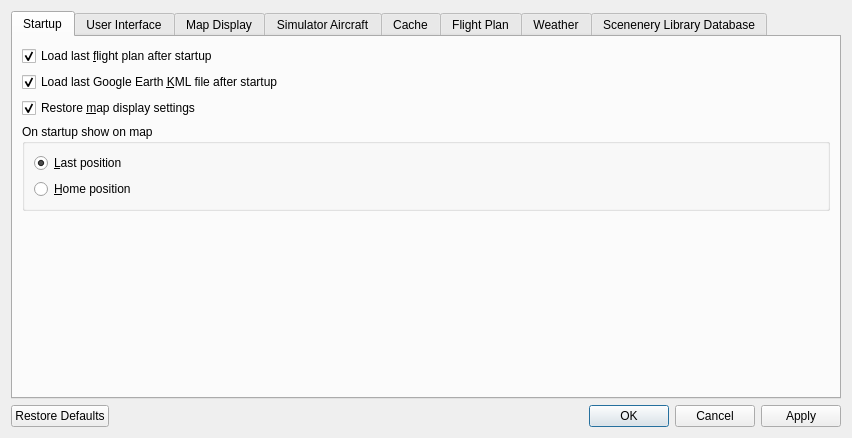
Old version of the form src/options/options.ui in the repository albar965/littlenavmap.
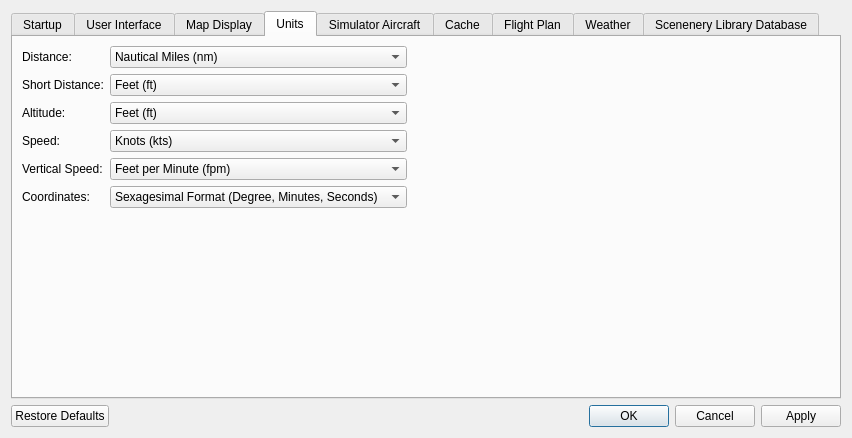
New version of the form. The open tabs and pages were chosen to show the change.

Commit message: Added unit switching class and unit tab in option dialog.

Diff of the .ui file:
```diff
--- a/src/options/options.ui
+++ b/src/options/options.ui
@@ -22,6 +22,9 @@
      <property name="currentIndex">
       <number>0</number>
      </property>
+     <property name="usesScrollButtons">
+      <bool>true</bool>
+     </property>
      <widget class="QWidget" name="tabOptionsStartup">
       <attribute name="title">
        <string>Startup</string>
@@ -507,6 +510,175 @@
        </item>
       </layout>
      </widget>
+     <widget class="QWidget" name="tabOptionsUnit">
+      <attribute name="title">
+       <string>Units</string>
+      </attribute>
+      <layout class="QGridLayout" name="gridLayout_11">
+       <item row="6" column="0">
+        <spacer name="verticalSpacer_5">
+         <property name="orientation">
+          <enum>Qt::Vertical</enum>
+         </property>
+         <property name="sizeHint" stdset="0">
+          <size>
+           <width>20</width>
+           <height>40</height>
+          </size>
+         </property>
+        </spacer>
+       </item>
+       <item row="2" column="0">
+        <widget class="QLabel" name="labelOptionsUnitAlt">
+         <property name="text">
+          <string>Altitude:</string>
+         </property>
+        </widget>
+       </item>
+       <item row="2" column="1">
+        <widget class="QComboBox" name="comboBoxOptionsUnitAlt">
+         <item>
+          <property name="text">
+           <string>Feet (ft)</string>
+          </property>
+         </item>
+         <item>
+          <property name="text">
+           <string>Meter (m)</string>
+          </property>
+         </item>
+        </widget>
+       </item>
+       <item row="2" column="2">
+        <spacer name="horizontalSpacer">
+         <property name="orientation">
+          <enum>Qt::Horizontal</enum>
+         </property>
+         <property name="sizeHint" stdset="0">
+          <size>
+           <width>40</width>
+           <height>20</height>
+          </size>
+         </property>
+        </spacer>
+       </item>
+       <item row="5" column="0">
+        <widget class="QLabel" name="labelOptionsUnitCoords">
+         <property name="text">
+          <string>Coordinates:</string>
+         </property>
+        </widget>
+       </item>
+       <item row="5" column="1">
+        <widget class="QComboBox" name="comboBoxOptionsUnitCoords">
+         <item>
+          <property name="text">
+           <string>Sexagesimal Format (Degree, Minutes, Seconds)</string>
+          </property>
+         </item>
+         <item>
+          <property name="text">
+           <string>Decimal Format (Degree)</string>
+          </property>
+         </item>
+        </widget>
+       </item>
+       <item row="3" column="0">
+        <widget class="QLabel" name="labelOptionsUnitSpeed">
+         <property name="text">
+          <string>Speed:</string>
+         </property>
+        </widget>
+       </item>
+       <item row="3" column="1">
+        <widget class="QComboBox" name="comboBoxOptionsUnitSpeed">
+         <item>
+          <property name="text">
+           <string>Knots (kts)</string>
+          </property>
+         </item>
+         <item>
+          <property name="text">
+           <string>Kilometer per Hour (km/h)</string>
+          </property>
+         </item>
+         <item>
+          <property name="text">
+           <string>Statue Miles per Hour (mph)</string>
+          </property>
+         </item>
+        </widget>
+       </item>
+       <item row="0" column="0">
+        <widget class="QLabel" name="labelOptionsUnitDistance">
+         <property name="text">
+          <string>Distance:</string>
+         </property>
+        </widget>
+       </item>
+       <item row="1" column="1">
+        <widget class="QComboBox" name="comboBoxOptionsUnitShortDistance">
+         <item>
+          <property name="text">
+           <string>Feet (ft)</string>
+          </property>
+         </item>
+         <item>
+          <property name="text">
+           <string>Meter (m)</string>
+          </property>
+         </item>
+        </widget>
+       </item>
+       <item row="0" column="1">
+        <widget class="QComboBox" name="comboBoxOptionsUnitDistance">
+         <item>
+          <property name="text">
+           <string>Nautical Miles (nm)</string>
+          </property>
+         </item>
+         <item>
+          <property name="text">
+           <string>Kilometers (km)</string>
+          </property>
+         </item>
+         <item>
+          <property name="text">
+           <string>Statue Miles (mi)</string>
+          </property>
+         </item>
+        </widget>
+       </item>
+       <item row="1" column="0">
+        <widget class="QLabel" name="labelOptionsUnitShortDistance">
+         <property name="text">
+          <string>Short Distance:</string>
+         </property>
+        </widget>
+       </item>
+       <item row="4" column="0">
+        <widget class="QLabel" name="labelOptionsUnitSpeed_2">
+         <property name="text">
+          <string>Vertical Speed:</string>
+         </property>
+        </widget>
+       </item>
+       <item row="4" column="1">
+        <widget class="QComboBox" name="comboBoxOptionsUnitVertSpeed">
+         <item>
+          <property name="text">
+           <string>Feet per Minute (fpm)</string>
+          </property>
+         </item>
+         <item>
+          <property name="text">
+           <string>Meter per Second (m/s)</string>
+          </property>
+         </item>
+        </widget>
+       </item>
+      </layout>
+     </widget>
      <widget class="QWidget" name="tabOptionsSimulatorAircraft">
       <attribute name="title">
        <string>Simulator Aircraft</string>
```
Left out of the diff: 351 changed lines with no effect on the pictures. The commit also changes 7 other files.
